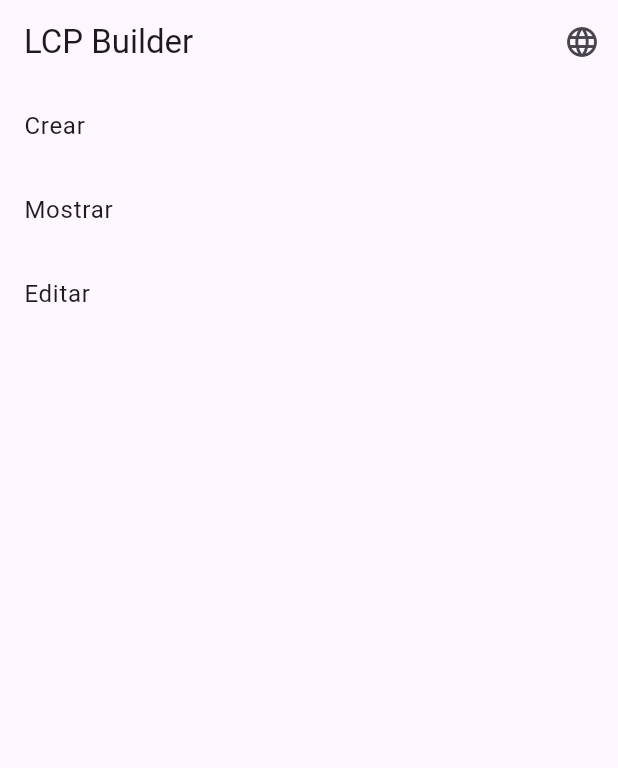
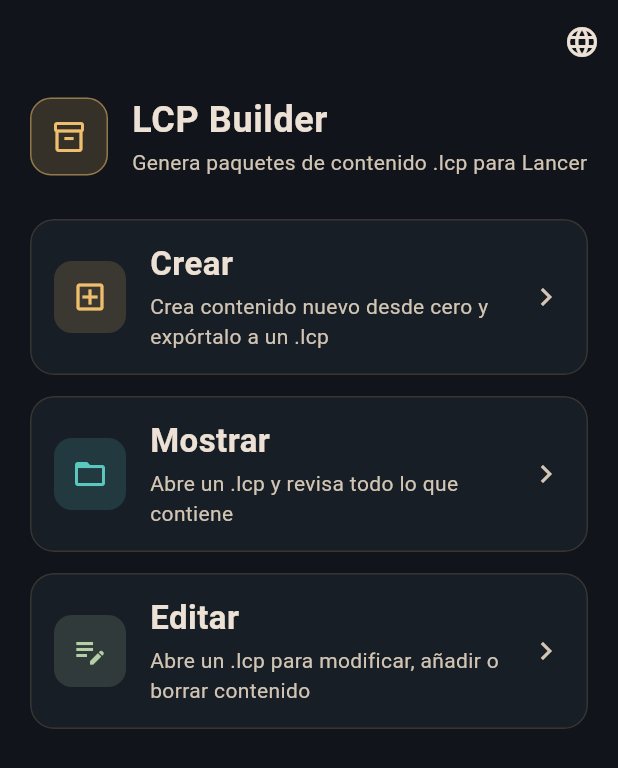
Before and after one commit to 1dardo1/lcp-builder, a Flutter app: the screen it shows after launch, on a phone screen of 412 x 824 dp. Shown: the top 768 px of the screen. Run offline on Flutter 3.47's test engine with Material 3 defaults, Android fonts, the phone set to English and light mode, and no system bars; missing offline and left inert: file_selector.

Commit message:
Interfaz (1/n): tema propio y rediseño de la pantalla de inicio
Primer incremento del look & feel, sobre las pantallas ya funcionales.
Base para iterar; el equipo revisa y corrige.

- app_theme.dart (nuevo): punto único de tema, extraído del inline de
  main.dart (antes un simple fromSeed deepPurple). Estética COMP/CON:
  superficies oscuras de pizarra azulada + acento ámbar, Material 3, con
  tema claro y oscuro reales. main.dart arranca en oscuro (ThemeMode.dark).
  Define card/input/botón/appbar coherentes para toda la app.
- home_screen.dart: de una lista pelada de ListTile a una cabecera de
  marca (icono + título + eslogan) y tres tarjetas de fase (Crear /
  Mostrar / Editar) con icono, descripción y chevron, pulsables enteras.
  El contenido se acota a 560px y se centra para no estirarse en las
  ventanas anchas de escritorio (Windows/macOS/Linux).
- l10n: nuevas claves homeTagline/homeCrearDesc/homeMostrarDesc/
  homeEditarDesc (es/en) + regeneración.

Las etiquetas Crear/Mostrar/Editar se mantienen exactas, así que los
tests de navegación de la home siguen en verde. Suite completa (377) y
analyze limpios.

Co-Authored-By: Claude Opus 4.8 <noreply@anthropic.com>
Claude-Session: https://claude.ai/code/session_01C55uhTfpbLZicjHgXoWhZC

```diff
--- a/app/lib/l10n/app_en.arb
+++ b/app/lib/l10n/app_en.arb
@@ -4,6 +4,10 @@
   "homeCrear": "Create",
   "homeMostrar": "Show",
   "homeEditar": "Edit",
+  "homeTagline": "Build .lcp content packs for Lancer",
+  "homeCrearDesc": "Create new content from scratch and export it to an .lcp",
+  "homeMostrarDesc": "Open an .lcp and browse everything inside",
+  "homeEditarDesc": "Open an .lcp to modify, add or remove content",
   "noImplementado": "Not implemented yet.",
   "crearMenuTitle": "Create",
   "entidadCount": "{count, plural, one{1 entity in the current .lcp} other{{count} entities in the current .lcp}}",
--- a/app/lib/l10n/app_es.arb
+++ b/app/lib/l10n/app_es.arb
@@ -5,6 +5,11 @@
   "homeCrear": "Crear",
   "homeMostrar": "Mostrar",
   "homeEditar": "Editar",
+  "homeTagline": "Genera paquetes de contenido .lcp para Lancer",
+  "@homeTagline": {"description": "Subtítulo/eslogan bajo el título en la pantalla de inicio."},
+  "homeCrearDesc": "Crea contenido nuevo desde cero y expórtalo a un .lcp",
+  "homeMostrarDesc": "Abre un .lcp y revisa todo lo que contiene",
+  "homeEditarDesc": "Abre un .lcp para modificar, añadir o borrar contenido",
   "noImplementado": "Aún no se ha implementado.",
   "crearMenuTitle": "Crear",
   "entidadCount": "{count, plural, one{1 entidad en el .lcp actual} other{{count} entidades en el .lcp actual}}",
--- a/app/lib/l10n/gen/app_localizations.dart
+++ b/app/lib/l10n/gen/app_localizations.dart
@@ -121,6 +121,30 @@ abstract class AppLocalizations {
   /// In es, this message translates to:
   /// **'Editar'**
   String get homeEditar;
+
+  /// Subtítulo/eslogan bajo el título en la pantalla de inicio.
+  ///
+  /// In es, this message translates to:
+  /// **'Genera paquetes de contenido .lcp para Lancer'**
+  String get homeTagline;
+
+  /// No description provided for @homeCrearDesc.
+  ///
+  /// In es, this message translates to:
+  /// **'Crea contenido nuevo desde cero y expórtalo a un .lcp'**
+  String get homeCrearDesc;
+
+  /// No description provided for @homeMostrarDesc.
+  ///
+  /// In es, this message translates to:
+  /// **'Abre un .lcp y revisa todo lo que contiene'**
+  String get homeMostrarDesc;
+
+  /// No description provided for @homeEditarDesc.
+  ///
+  /// In es, this message translates to:
+  /// **'Abre un .lcp para modificar, añadir o borrar contenido'**
+  String get homeEditarDesc;
 
   /// No description provided for @noImplementado.
   ///
--- a/app/lib/l10n/gen/app_localizations_en.dart
+++ b/app/lib/l10n/gen/app_localizations_en.dart
@@ -19,6 +19,19 @@ class AppLocalizationsEn extends AppLocalizations {
 
   @override
   String get homeEditar => 'Edit';
+
+  @override
+  String get homeTagline => 'Build .lcp content packs for Lancer';
+
+  @override
+  String get homeCrearDesc =>
+      'Create new content from scratch and export it to an .lcp';
+
+  @override
+  String get homeMostrarDesc => 'Open an .lcp and browse everything inside';
+
+  @override
+  String get homeEditarDesc => 'Open an .lcp to modify, add or remove content';
 
   @override
   String get noImplementado => 'Not implemented yet.';
--- a/app/lib/l10n/gen/app_localizations_es.dart
+++ b/app/lib/l10n/gen/app_localizations_es.dart
@@ -19,6 +19,20 @@ class AppLocalizationsEs extends AppLocalizations {
 
   @override
   String get homeEditar => 'Editar';
+
+  @override
+  String get homeTagline => 'Genera paquetes de contenido .lcp para Lancer';
+
+  @override
+  String get homeCrearDesc =>
+      'Crea contenido nuevo desde cero y expórtalo a un .lcp';
+
+  @override
+  String get homeMostrarDesc => 'Abre un .lcp y revisa todo lo que contiene';
+
+  @override
+  String get homeEditarDesc =>
+      'Abre un .lcp para modificar, añadir o borrar contenido';
 
   @override
   String get noImplementado => 'Aún no se ha implementado.';
--- a/app/lib/main.dart
+++ b/app/lib/main.dart
@@ -6,6 +6,7 @@ import 'presentation/i18n/locale_controller.dart';
 import 'presentation/screens/home/home_screen.dart';
 import 'presentation/session/crear_session.dart';
 import 'presentation/session/edit_session.dart';
+import 'presentation/theme/app_theme.dart';
 
 void main() {
   runApp(LcpBuilderApp());
@@ -38,9 +39,11 @@ class LcpBuilderApp extends StatelessWidget {
       listenable: localeController,
       builder: (context, _) => MaterialApp(
         title: 'LCP Builder',
-        theme: ThemeData(
-          colorScheme: ColorScheme.fromSeed(seedColor: Colors.deepPurple),
-        ),
+        theme: AppTheme.light,
+        darkTheme: AppTheme.dark,
+        // Arranca en oscuro (estética COMP/CON); el claro queda disponible
+        // para quien prefiera el tema del sistema en el futuro.
+        themeMode: ThemeMode.dark,
         locale: localeController.locale,
         localizationsDelegates: const [
           AppLocalizations.delegate,
--- a/app/lib/presentation/screens/home/home_screen.dart
+++ b/app/lib/presentation/screens/home/home_screen.dart
@@ -9,9 +9,15 @@ import '../crear/crear_menu_screen.dart';
 import '../editar/editar_menu_screen.dart';
 import '../mostrar/mostrar_menu_screen.dart';
 
-/// Pantalla de inicio: las 3 fases del plan (ver ADR-003 — Crear →
-/// Mostrar/localizar → Editar/eliminar). Las 3 navegan ya a pantallas
-/// funcionales.
+/// Pantalla de inicio: el punto de entrada del máster (perfil objetivo) al
+/// abrir la app. Presenta las 3 fases del plan (ver ADR-003 — Crear →
+/// Mostrar/localizar → Editar/eliminar) como tarjetas con icono y una línea
+/// de descripción, en vez de una lista pelada, para que quede claro de un
+/// vistazo qué hace cada una sin conocimiento técnico previo.
+///
+/// El contenido se acota a un ancho máximo y se centra: en móvil ocupa todo,
+/// pero en las ventanas anchas de escritorio (Windows/macOS/Linux) las
+/// tarjetas no se estiran de lado a lado.
 class HomeScreen extends StatelessWidget {
   final CrearSession session;
   final EditSession editSession;
@@ -27,15 +33,25 @@ class HomeScreen extends StatelessWidget {
   @override
   Widget build(BuildContext context) {
     final t = AppLocalizations.of(context);
+    final scheme = Theme.of(context).colorScheme;
     return Scaffold(
       appBar: AppBar(
-        title: Text(t.appTitle),
         actions: [LanguageSwitcher(controller: localeController)],
       ),
-      body: ListView(
+      body: SafeArea(
+        child: Center(
+          child: ConstrainedBox(
+            constraints: const BoxConstraints(maxWidth: 560),
+            child: ListView(
+              padding: const EdgeInsets.fromLTRB(20, 8, 20, 24),
               children: [
-          ListTile(
-            title: Text(t.homeCrear),
+                _Header(title: t.appTitle, tagline: t.homeTagline),
+                const SizedBox(height: 28),
+                _PhaseCard(
+                  icon: Icons.add_box_outlined,
+                  accent: scheme.primary,
+                  title: t.homeCrear,
+                  description: t.homeCrearDesc,
                   onTap: () => Navigator.of(context).push(
                     MaterialPageRoute(
                       builder: (_) => CrearMenuScreen(
@@ -45,8 +61,12 @@ class HomeScreen extends StatelessWidget {
                     ),
                   ),
                 ),
-          ListTile(
-            title: Text(t.homeMostrar),
+                const SizedBox(height: 14),
+                _PhaseCard(
+                  icon: Icons.folder_open_outlined,
+                  accent: scheme.secondary,
+                  title: t.homeMostrar,
+                  description: t.homeMostrarDesc,
                   onTap: () => Navigator.of(context).push(
                     MaterialPageRoute(
                       builder: (_) => MostrarMenuScreen(
@@ -55,8 +75,12 @@ class HomeScreen extends StatelessWidget {
                     ),
                   ),
                 ),
-          ListTile(
-            title: Text(t.homeEditar),
+                const SizedBox(height: 14),
+                _PhaseCard(
+                  icon: Icons.edit_note_outlined,
+                  accent: scheme.tertiary,
+                  title: t.homeEditar,
+                  description: t.homeEditarDesc,
                   onTap: () => Navigator.of(context).push(
                     MaterialPageRoute(
                       builder: (_) => EditarMenuScreen(
@@ -68,6 +92,119 @@ class HomeScreen extends StatelessWidget {
                 ),
               ],
             ),
+          ),
+        ),
+      ),
     );
   }
 }
+
+/// Cabecera de marca: una "chapa" con el icono de la app + el título y su
+/// eslogan.
+class _Header extends StatelessWidget {
+  final String title;
+  final String tagline;
+
+  const _Header({required this.title, required this.tagline});
+
+  @override
+  Widget build(BuildContext context) {
+    final theme = Theme.of(context);
+    final scheme = theme.colorScheme;
+    return Row(
+      children: [
+        Container(
+          width: 52,
+          height: 52,
+          decoration: BoxDecoration(
+            color: scheme.primary.withValues(alpha: 0.16),
+            borderRadius: BorderRadius.circular(14),
+            border: Border.all(
+              color: scheme.primary.withValues(alpha: 0.5),
+            ),
+          ),
+          child: Icon(Icons.inventory_2_outlined, color: scheme.primary),
+        ),
+        const SizedBox(width: 16),
+        Expanded(
+          child: Column(
+            crossAxisAlignment: CrossAxisAlignment.start,
+            children: [
+              Text(title, style: theme.textTheme.headlineSmall),
+              const SizedBox(height: 2),
+              Text(
+                tagline,
+                style: theme.textTheme.bodyMedium?.copyWith(
+                  color: scheme.onSurfaceVariant,
+                ),
+              ),
+            ],
+          ),
+        ),
+      ],
+    );
+  }
+}
+
+/// Tarjeta de una fase: icono en un cuadro tintado, título, descripción y un
+/// chevron. Toda la tarjeta es pulsable.
+class _PhaseCard extends StatelessWidget {
+  final IconData icon;
+  final Color accent;
+  final String title;
+  final String description;
+  final VoidCallback onTap;
+
+  const _PhaseCard({
+    required this.icon,
+    required this.accent,
+    required this.title,
+    required this.description,
+    required this.onTap,
+  });
+
+  @override
+  Widget build(BuildContext context) {
+    final theme = Theme.of(context);
+    final scheme = theme.colorScheme;
+    return Card(
+      child: InkWell(
+        onTap: onTap,
+        child: Padding(
+          padding: const EdgeInsets.all(16),
+          child: Row(
+            children: [
+              Container(
+                width: 48,
+                height: 48,
+                decoration: BoxDecoration(
+                  color: accent.withValues(alpha: 0.16),
+                  borderRadius: BorderRadius.circular(12),
+                ),
+                child: Icon(icon, color: accent),
+              ),
+              const SizedBox(width: 16),
+              Expanded(
+                child: Column(
+                  crossAxisAlignment: CrossAxisAlignment.start,
+                  children: [
+                    Text(title, style: theme.textTheme.titleLarge),
+                    const SizedBox(height: 4),
+                    Text(
+                      description,
+                      style: theme.textTheme.bodyMedium?.copyWith(
+                        color: scheme.onSurfaceVariant,
+                      ),
+                    ),
+                  ],
+                ),
+              ),
+              const SizedBox(width: 8),
+              Icon(Icons.chevron_right, color: scheme.onSurfaceVariant),
+            ],
+          ),
+        ),
+      ),
+    );
+  }
+}
--- /dev/null
+++ b/app/lib/presentation/theme/app_theme.dart
@@ -0,0 +1,122 @@
+import 'package:flutter/material.dart';
+
+/// Punto único del look & feel de la app — antes vivía inline en `main.dart`
+/// como un simple `ColorScheme.fromSeed(Colors.deepPurple)`.
+///
+/// La estética se inspira en COMP/CON (la herramienta oficial de Lancer que
+/// consume estos `.lcp`): superficies oscuras de pizarra azulada y un acento
+/// ámbar, con Material 3. Se ofrecen tema claro y oscuro reales; el oscuro es
+/// el "héroe" (es lo que un máster de Lancer espera al abrir una herramienta
+/// del juego) y `main.dart` arranca en oscuro. Todo se deriva de una semilla
+/// para que el esquema M3 sea coherente; en oscuro se pisan las superficies
+/// para conseguir la pizarra azulada en vez del gris neutro por defecto.
+abstract final class AppTheme {
+  /// Semilla ámbar: fija el color primario y M3 deriva el resto del esquema.
+  static const _seed = Color(0xFFE0A73E);
+
+  /// Acento secundario "tech" (cian apagado), para realces puntuales.
+  static const _accent = Color(0xFF5BC8C0);
+
+  static ThemeData get dark => _build(Brightness.dark);
+  static ThemeData get light => _build(Brightness.light);
+
+  static ThemeData _build(Brightness brightness) {
+    final isDark = brightness == Brightness.dark;
+    var scheme = ColorScheme.fromSeed(
+      seedColor: _seed,
+      brightness: brightness,
+      secondary: _accent,
+    );
+    if (isDark) {
+      // Pizarra azulada en toda la escala de superficies, no el gris neutro
+      // que da M3 por defecto — es lo que le da el aire COMP/CON.
+      scheme = scheme.copyWith(
+        surface: const Color(0xFF11151B),
+        surfaceContainerLowest: const Color(0xFF0C0F14),
+        surfaceContainerLow: const Color(0xFF141A21),
+        surfaceContainer: const Color(0xFF171E26),
+        surfaceContainerHigh: const Color(0xFF1E2630),
+        surfaceContainerHighest: const Color(0xFF26303C),
+      );
+    }
+
+    final base = ThemeData(colorScheme: scheme, useMaterial3: true);
+    final text = base.textTheme;
+
+    return base.copyWith(
+      scaffoldBackgroundColor: scheme.surface,
+      // Cabeceras con un pelín de tracking y peso — el toque "militar/tech"
+      // sin meter una fuente propia (que arrastraría assets y CSP).
+      textTheme: text.copyWith(
+        headlineSmall: text.headlineSmall?.copyWith(
+          fontWeight: FontWeight.w700,
+          letterSpacing: 0.4,
+        ),
+        titleLarge: text.titleLarge?.copyWith(
+          fontWeight: FontWeight.w600,
+          letterSpacing: 0.3,
+        ),
+      ),
+      appBarTheme: AppBarTheme(
+        backgroundColor: scheme.surface,
+        foregroundColor: scheme.onSurface,
+        elevation: 0,
+        scrolledUnderElevation: 1,
+        centerTitle: false,
+        titleTextStyle: text.titleLarge?.copyWith(
+          fontWeight: FontWeight.w600,
+          letterSpacing: 0.5,
+        ),
+      ),
+      cardTheme: CardThemeData(
+        clipBehavior: Clip.antiAlias,
+        elevation: 0,
+        color: scheme.surfaceContainer,
+        margin: EdgeInsets.zero,
+        shape: RoundedRectangleBorder(
+          borderRadius: BorderRadius.circular(16),
+          side: BorderSide(
+            color: scheme.outlineVariant.withValues(alpha: 0.6),
+          ),
+        ),
+      ),
+      inputDecorationTheme: InputDecorationTheme(
+        filled: true,
+        fillColor: scheme.surfaceContainerHigh,
+        border: OutlineInputBorder(
+          borderRadius: BorderRadius.circular(12),
+          borderSide: BorderSide.none,
+        ),
+        enabledBorder: OutlineInputBorder(
+          borderRadius: BorderRadius.circular(12),
+          borderSide: BorderSide.none,
+        ),
+        focusedBorder: OutlineInputBorder(
+          borderRadius: BorderRadius.circular(12),
+          borderSide: BorderSide(color: scheme.primary, width: 1.5),
+        ),
+      ),
+      filledButtonTheme: FilledButtonThemeData(
+        style: FilledButton.styleFrom(
+          shape: RoundedRectangleBorder(
+            borderRadius: BorderRadius.circular(12),
+          ),
+          padding: const EdgeInsets.symmetric(horizontal: 20, vertical: 14),
+        ),
+      ),
+      outlinedButtonTheme: OutlinedButtonThemeData(
+        style: OutlinedButton.styleFrom(
+          shape: RoundedRectangleBorder(
+            borderRadius: BorderRadius.circular(12),
+          ),
+          padding: const EdgeInsets.symmetric(horizontal: 20, vertical: 14),
+        ),
+      ),
+      dividerTheme: DividerThemeData(
+        color: scheme.outlineVariant.withValues(alpha: 0.5),
+        space: 1,
+        thickness: 1,
+      ),
+    );
+  }
+}
```
Lines whose indentation alone changed are shown as unchanged.
